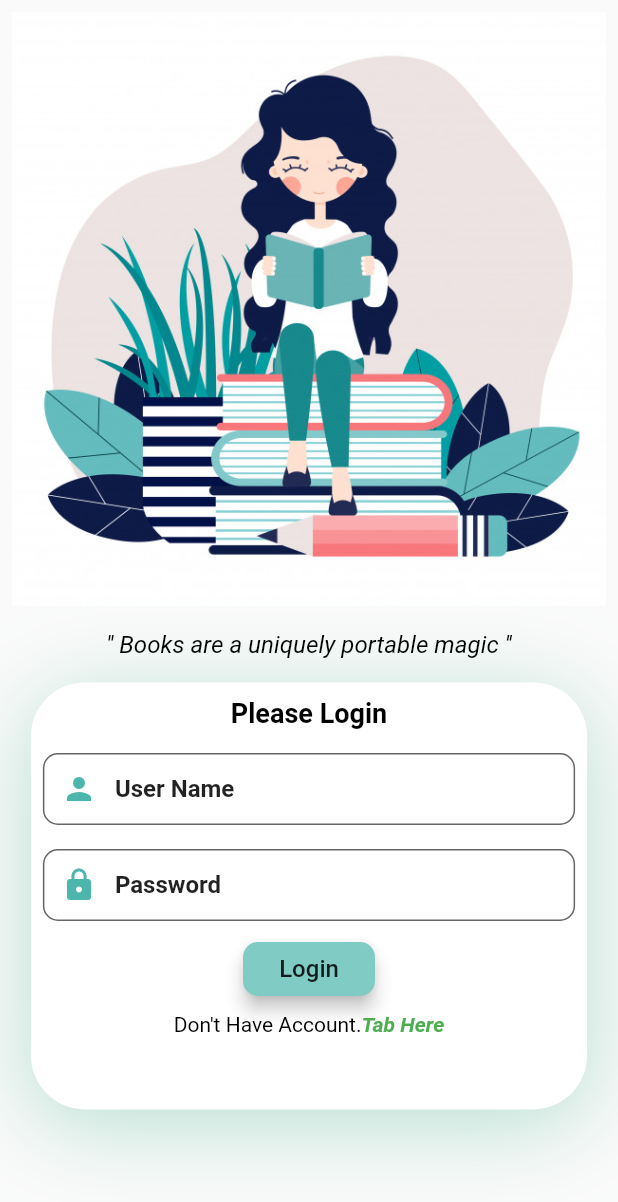
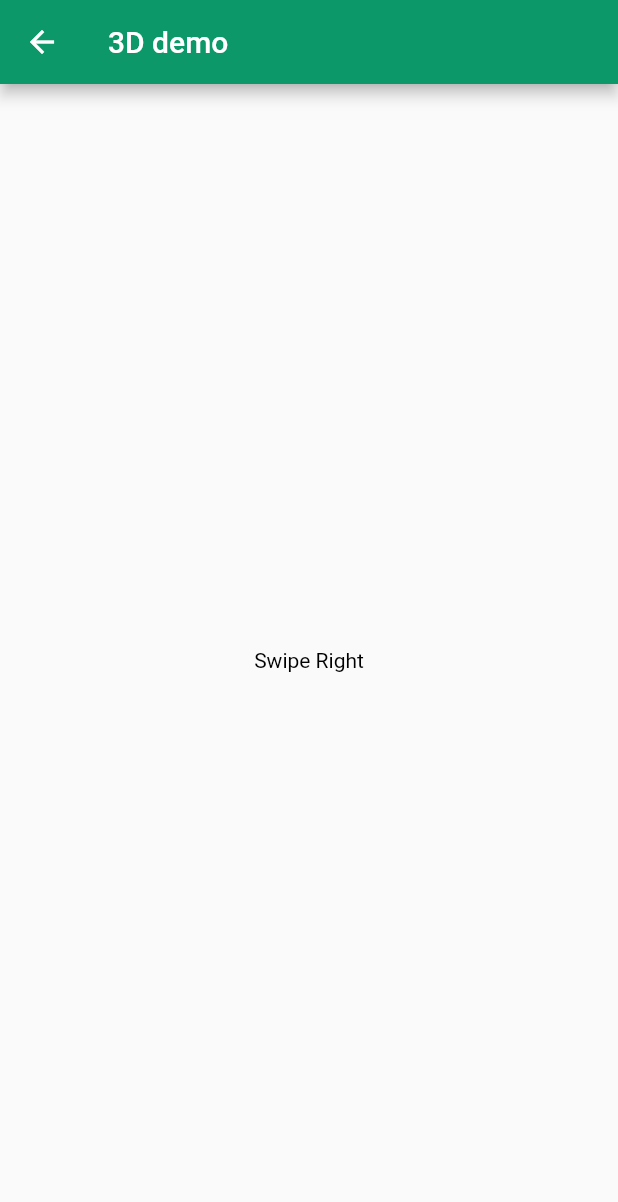
Before and after one commit to Prabesh789/Share-Book, a Flutter app: the screen it shows after launch, after a tap on "Login", on a phone screen of 412 x 824 dp. Shown: the top 1202 px of the screen. Run offline on Flutter 3.47's test engine with Material 2 defaults, Android fonts, the phone set to English and light mode, and no system bars; our stand-ins replace bloc, cloud_firestore, equatable, firebase_auth, firebase_core, flutter_bloc and 2 more; accounts and stored records are empty.

Commit message:
main screen animation

```diff
--- a/lib/screens/login_screen/login_page.dart
+++ b/lib/screens/login_screen/login_page.dart
@@ -1,6 +1,9 @@
 import 'package:flutter/material.dart';
 import 'package:sharebook/global/componenets/const.dart';
+// import 'package:sharebook/screens/main_dashboard/drawer/user_drawer.dart';
+// import 'package:sharebook/screens/main_dashboard/drawer/user_main_dashboard.dart';
 import 'package:sharebook/screens/register/register_page.dart';
+import 'package:sharebook/user_main_dashboard/user_main_dashboard.dart';
 
 class LoginPage extends StatefulWidget {
   @override
@@ -89,7 +92,12 @@ class _LoginPageState extends State<LoginPage> {
                         "Login",
                         style: TextStyle(fontSize: 16),
                       ),
-                      onPressed: () {},
+                      onPressed: () {
+                        Navigator.push(
+                            context,
+                            MaterialPageRoute(
+                                builder: (context) => UserMainDashboard()));
+                      },
                     ),
                     GestureDetector(
                       onTap: () {
--- /dev/null
+++ b/lib/user_main_dashboard/user_main_dashboard.dart
@@ -0,0 +1,122 @@
+import 'dart:math';
+import 'package:flutter/material.dart';
+
+class UserMainDashboard extends StatefulWidget {
+  @override
+  _UserMainDashboardState createState() => _UserMainDashboardState();
+}
+
+class _UserMainDashboardState extends State<UserMainDashboard> {
+  double value = 0;
+  @override
+  Widget build(BuildContext context) {
+    return Scaffold(
+      body: Stack(
+        children: <Widget>[
+          Container(
+            decoration: BoxDecoration(
+              gradient: LinearGradient(
+                colors: [
+                  Colors.teal[200],
+                  Colors.white,
+                ],
+              ),
+            ),
+          ),
+          SafeArea(
+            child: Container(
+              width: 200,
+              padding: EdgeInsets.all(8),
+              child: Column(
+                children: <Widget>[
+                  DrawerHeader(
+                    child: Column(
+                      mainAxisAlignment: MainAxisAlignment.center,
+                      children: <Widget>[
+                        CircleAvatar(
+                          radius: 50,
+                          backgroundColor: Colors.white,
+                          backgroundImage: null,
+                        ),
+                        SizedBox(height: 10),
+                        Text('User Name')
+                      ],
+                    ),
+                  ),
+                  Expanded(
+                    child: ListView(
+                      children: <Widget>[
+                        ListTile(
+                          onTap: () {},
+                          leading: Icon(Icons.home),
+                          title: Text('Home'),
+                        ),
+                        ListTile(
+                          onTap: () {},
+                          leading: Icon(Icons.person),
+                          title: Text('Profile'),
+                        ),
+                        ListTile(
+                          onTap: () {},
+                          leading: Icon(Icons.settings),
+                          title: Text('Settings'),
+                        ),
+                        ListTile(
+                          onTap: () {},
+                          leading: Icon(Icons.logout),
+                          title: Text('Log out'),
+                        ),
+                      ],
+                    ),
+                  )
+                ],
+              ),
+            ),
+          ),
+          TweenAnimationBuilder(
+            tween: Tween<double>(begin: 0, end: value),
+            duration: Duration(milliseconds: 500),
+            curve: Curves.easeIn,
+            builder: (_, double val, __) {
+              return (Transform(
+                alignment: Alignment.center,
+                transform: Matrix4.identity()
+                  ..setEntry(3, 2, 0.001)
+                  ..setEntry(0, 3, 200 * val)
+                  ..rotateY(
+                      (pi / 6) * val), //this allow to transform the screen
+                child: Scaffold(
+                  appBar: AppBar(
+                    title: Text('3D demo'),
+                  ),
+                  body: Center(
+                    child: Text('Swipe Right'),
+                  ),
+                ),
+              ));
+            },
+          ),
+          GestureDetector(
+            onHorizontalDragUpdate: (e) {
+              if (e.delta.dx > 0) {
+                setState(() {
+                  value = 1;
+                });
+              } else {
+                setState(() {
+                  value = 0;
+                });
+              }
+            },
+
+            // onTap: () {
+            //   setState(() {
+            //     value == 0 ? value = 1 : value = 0;
+            //   });
+            // },
+          )
+        ],
+      ),
+    );
+  }
+}
```
Also changed, not shown: lib/blocs/login_auth/login_auth_bloc.dart (added, +20 -0 lines), lib/blocs/login_auth/login_auth_event.dart (added, +12 -0 lines), lib/blocs/login_auth/login_auth_state.dart (added, +29 -0 lines), lib/repositories/share_book_impl.dart (+9 -0 lines).
